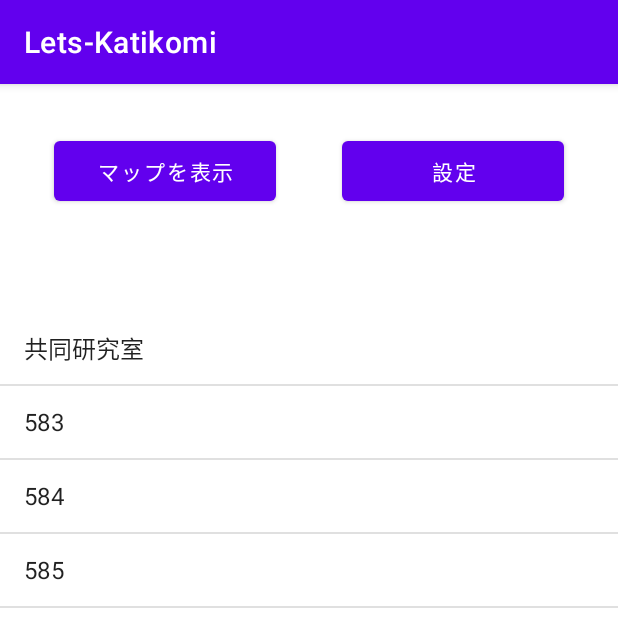
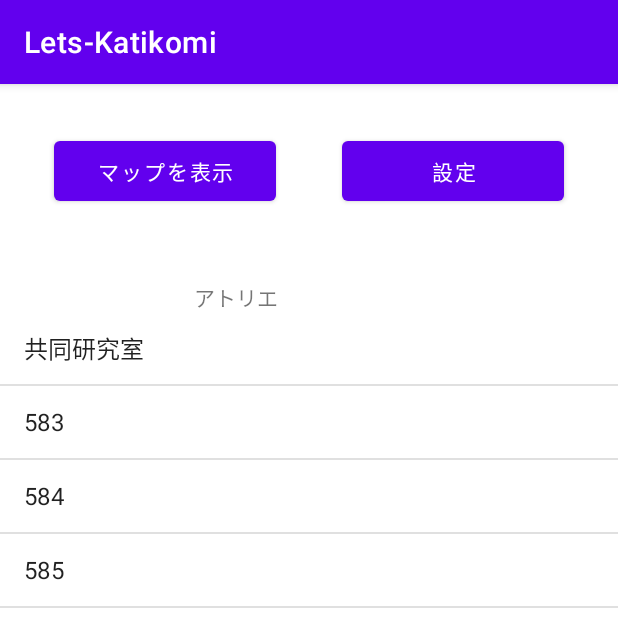
Before and after one commit to FunLocks/team2008, an Android app: the detail screen opened directly, with no data from a screen before it, on a phone screen of 412 x 824 dp, the top half of it. Run offline under Robolectric (Android 15) with nearby library versions, the phone set to English and light mode, and no system bars.

Commit message:
メインと詳細画面のデータの受け渡し

```diff
--- a/Lets-Katikomi/app/src/main/java/com/example/lets_katikomi/detail.kt
+++ b/Lets-Katikomi/app/src/main/java/com/example/lets_katikomi/detail.kt
@@ -1,9 +1,11 @@
 package com.example.lets_katikomi
 
+import android.content.Context
 import android.content.Intent
 import android.os.Bundle
 import android.view.View
 import android.widget.ArrayAdapter
+import android.widget.TextView
 import androidx.appcompat.app.AppCompatActivity
 import kotlinx.android.synthetic.main.activity_detail.*
 
@@ -11,6 +13,13 @@ class detail : AppCompatActivity() {
     override fun onCreate(savedInstanceState: Bundle?) {
         super.onCreate(savedInstanceState)
         setContentView(R.layout.activity_detail)
+
+        /*--------------------------------------------------------------*/
+        val pref = getSharedPreferences("user_name", Context.MODE_PRIVATE)
+        val storedRoom = pref.getString("room", "未登録")
+        val selectroom = findViewById<TextView>(R.id.testRoom)
+        selectroom.setText(storedRoom)
+        /*--------------------------------------------------------------*/
 
         // Adapterに渡す配列を作成します
         val data = arrayOf("共同研究室", "583", "584", "585","593","594","595")
--- a/Lets-Katikomi/app/src/main/res/layout/activity_detail.xml
+++ b/Lets-Katikomi/app/src/main/res/layout/activity_detail.xml
@@ -35,4 +35,14 @@
         android:translationY="152dp"
         tools:layout_editor_absoluteX="65dp"
         tools:layout_editor_absoluteY="163dp" />
+
+    <TextView
+        android:id="@+id/testRoom"
+        android:layout_width="wrap_content"
+        android:layout_height="wrap_content"
+        android:layout_marginStart="129dp"
+        android:layout_marginTop="47dp"
+        android:text="TextView"
+        app:layout_constraintStart_toStartOf="parent"
+        app:layout_constraintTop_toBottomOf="@+id/DtoM" />
 </androidx.constraintlayout.widget.ConstraintLayout>
--- a/Lets-Katikomi/app/src/main/res/layout/activity_main.xml
+++ b/Lets-Katikomi/app/src/main/res/layout/activity_main.xml
@@ -523,4 +523,5 @@
         app:layout_constraintStart_toStartOf="parent"
         app:layout_constraintTop_toTopOf="parent"
         app:layout_constraintVertical_bias="0.706" />
+
 </androidx.constraintlayout.widget.ConstraintLayout>
```
Also changed, not shown: Lets-Katikomi/app/src/main/java/com/example/lets_katikomi/MainActivity.kt (+79 -0 lines).
